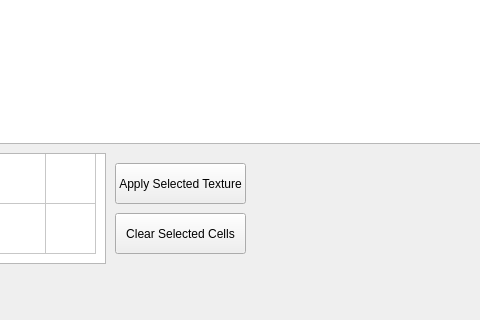
Before: the Qt Designer form Attempt 2/LevelDeveloper/mainwindow.ui in EoinAbbey-Maher/MainProject, drawn with Qt 5; both pictures show x 415 to 895 and y 427 to 747 of the 1044 by 747 pixel window.
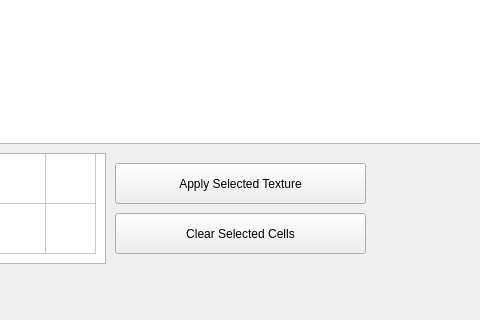
After: the same form once the commit is applied.

What changed in the file:
```diff
--- a/Attempt 2/LevelDeveloper/mainwindow.ui
+++ b/Attempt 2/LevelDeveloper/mainwindow.ui
@@ -154,10 +154,16 @@
      <rect>
       <x>530</x>
       <y>590</y>
-      <width>131</width>
+      <width>251</width>
       <height>41</height>
      </rect>
     </property>
+    <property name="sizePolicy">
+     <sizepolicy hsizetype="Minimum" vsizetype="Fixed">
+      <horstretch>0</horstretch>
+      <verstretch>0</verstretch>
+     </sizepolicy>
+    </property>
     <property name="text">
      <string>Apply Selected Texture</string>
     </property>
@@ -167,10 +173,16 @@
      <rect>
       <x>530</x>
       <y>640</y>
-      <width>131</width>
+      <width>251</width>
       <height>41</height>
      </rect>
     </property>
+    <property name="sizePolicy">
+     <sizepolicy hsizetype="Minimum" vsizetype="Fixed">
+      <horstretch>0</horstretch>
+      <verstretch>0</verstretch>
+     </sizepolicy>
+    </property>
     <property name="text">
      <string>Clear Selected Cells</string>
     </property>
```
Left out of the diff: 2 changed lines with no effect on the pictures.
